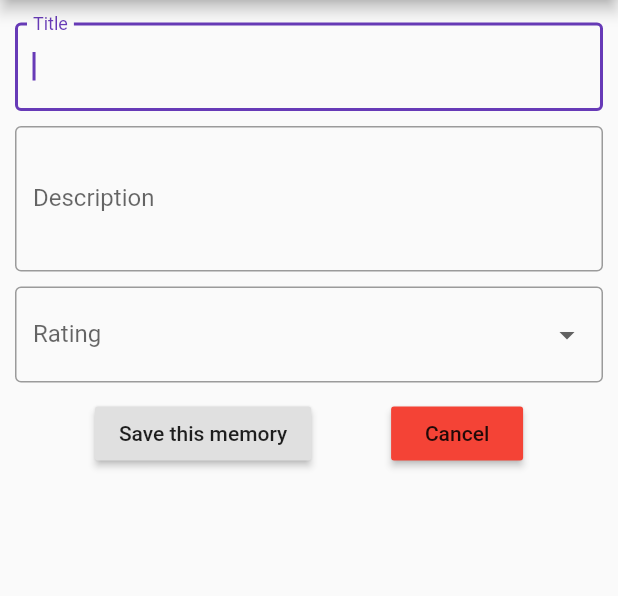
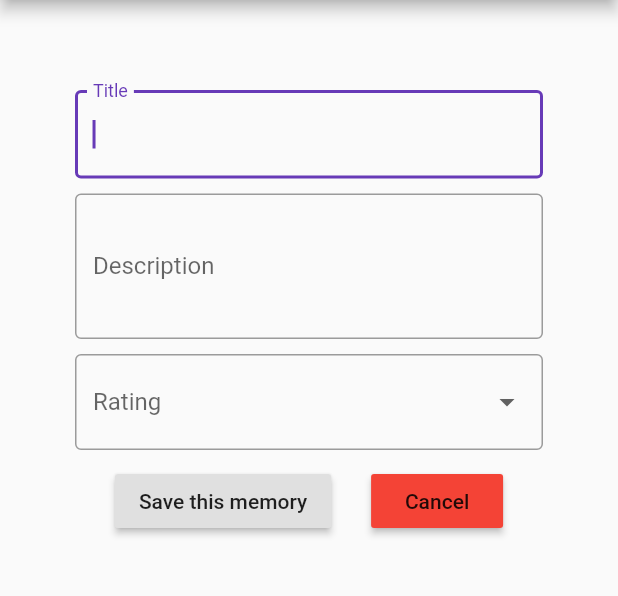
Before and after one commit to jordan-hamilton/paw-prints, a Flutter app: the CreateEntry screen opened by its route, on a phone screen of 412 x 824 dp, the part 84-680 px from its top. Run offline on Flutter 3.47's test engine with Material 2 defaults, Android fonts, the light colour scheme and no system bars; our stand-ins replace shared_preferences, sqflite; accounts and stored records are empty.

```diff
--- a/lib/components/entry_form.dart
+++ b/lib/components/entry_form.dart
@@ -19,7 +19,7 @@ class _EntryFormState extends State<EntryForm> {
   @override
   Widget build(BuildContext build) {
     return Padding(
-      padding: const EdgeInsets.all(10),
+      padding: const EdgeInsets.all(50),
       child: Form(
         key: _formKey,
         child: SingleChildScrollView(
@@ -34,7 +34,7 @@ class _EntryFormState extends State<EntryForm> {
 
   List<Widget> formFields(BuildContext context) {
     return [
-      SizedBox(height: 5),
+      SizedBox(height: 10),
       TextFormField(
         autofocus: true,
         decoration: InputDecoration(
```
